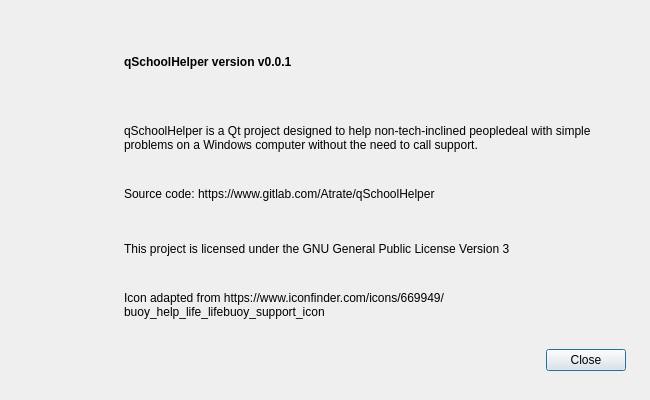
The window that ui/about_dialog.ui (Atrate/qSchoolHelper) describes before a commit, drawn with Qt 5.
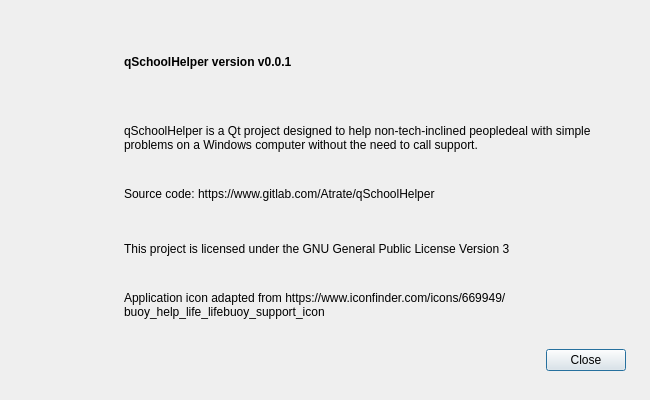
The same window after the commit. Icons and pictures are not drawn.

```diff
--- a/ui/about_dialog.ui
+++ b/ui/about_dialog.ui
@@ -120,7 +120,10 @@
     <item row="4" column="1">
      <widget class="QLabel" name="label">
       <property name="text">
-       <string>Icon adapted from https://www.iconfinder.com/icons/669949/buoy_help_life_lifebuoy_support_icon</string>
+       <string>Application icon adapted from https://www.iconfinder.com/icons/669949/buoy_help_life_lifebuoy_support_icon</string>
+      </property>
+      <property name="textFormat">
+       <enum>Qt::MarkdownText</enum>
       </property>
       <property name="wordWrap">
        <bool>true</bool>
```
Left out of the diff: 3 changed lines with no effect on the pictures.
